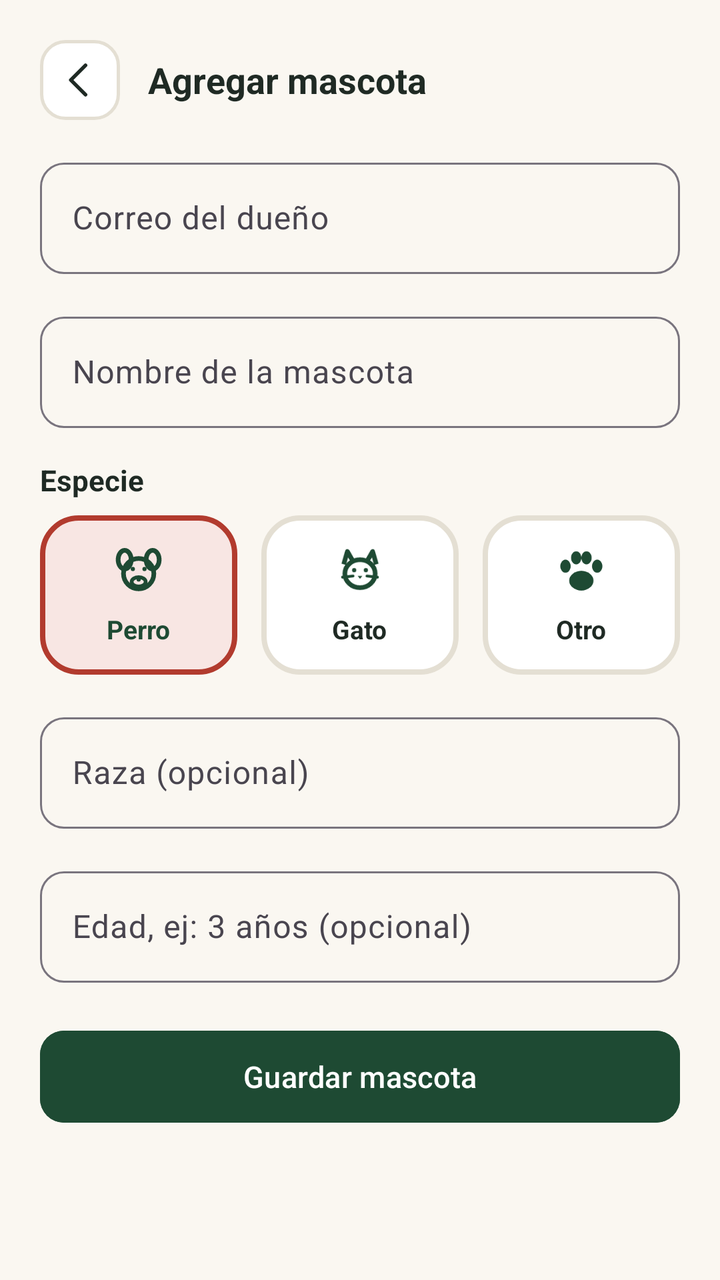
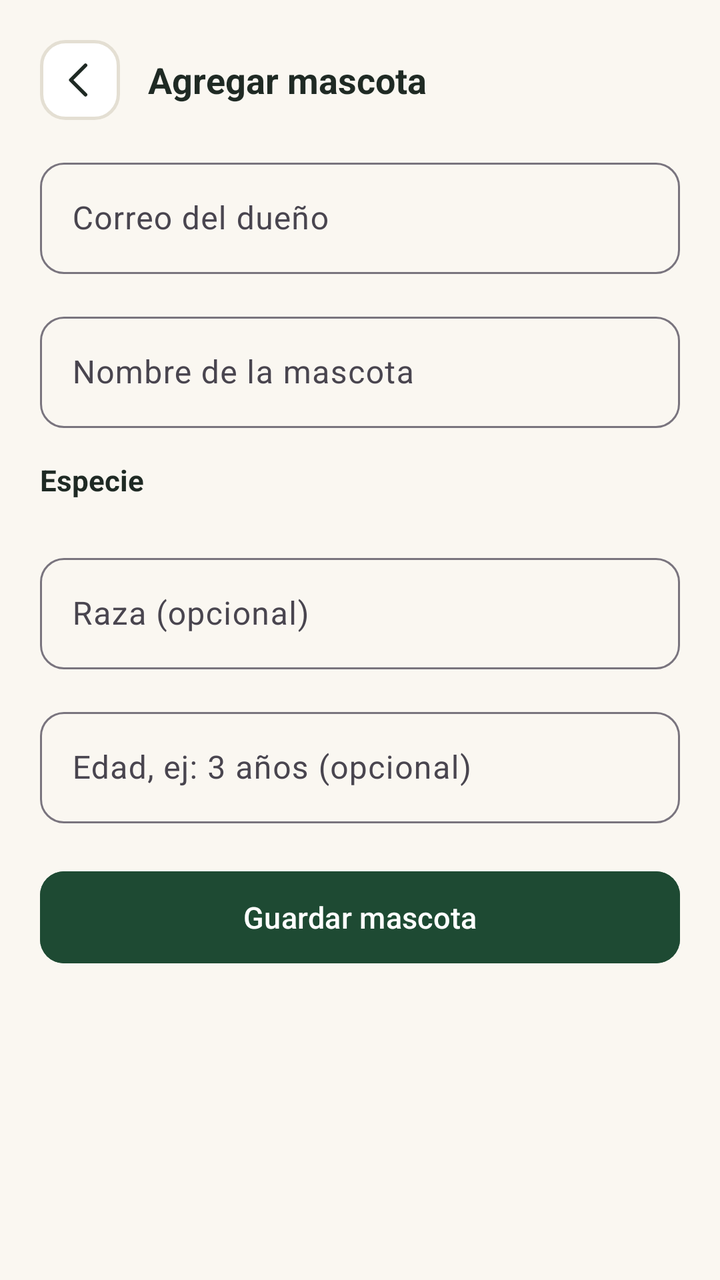

Compare the two renders of this Android layout. The source of the first and the diff that turns it into the second are given below.
<!-- AndroidManifest.xml: application theme Theme.HUELLASEGURA -->
<!-- res/layout/activity_agregar_mascota.xml -->
<?xml version="1.0" encoding="utf-8"?>
<LinearLayout xmlns:android="http://schemas.android.com/apk/res/android"
    xmlns:app="http://schemas.android.com/apk/res-auto"
    android:id="@+id/root"
    android:layout_width="match_parent"
    android:layout_height="match_parent"
    android:background="@color/surface_background"
    android:orientation="vertical">

    <LinearLayout
        android:layout_width="match_parent"
        android:layout_height="wrap_content"
        android:gravity="center_vertical"
        android:orientation="horizontal"
        android:paddingStart="20dp"
        android:paddingTop="20dp"
        android:paddingEnd="20dp"
        android:paddingBottom="8dp">

        <ImageButton
            android:id="@+id/btnBack"
            android:layout_width="40dp"
            android:layout_height="40dp"
            android:background="@drawable/bg_icon_button"
            android:contentDescription="@string/btn_atras"
            android:padding="10dp"
            android:src="@drawable/ic_arrow_back"
            android:tint="@color/text_primary" />

        <TextView
            android:layout_width="0dp"
            android:layout_height="wrap_content"
            android:layout_marginStart="14dp"
            android:layout_weight="1"
            android:text="@string/pets_add_title"
            android:textColor="@color/text_primary"
            android:textSize="18sp"
            android:textStyle="bold" />
    </LinearLayout>

    <ScrollView
        android:layout_width="match_parent"
        android:layout_height="0dp"
        android:layout_weight="1"
        android:fillViewport="true">

        <LinearLayout
            android:layout_width="match_parent"
            android:layout_height="wrap_content"
            android:orientation="vertical"
            android:paddingStart="20dp"
            android:paddingTop="8dp"
            android:paddingEnd="20dp"
            android:paddingBottom="24dp">

            <com.google.android.material.textfield.TextInputLayout
                android:layout_width="match_parent"
                android:layout_height="wrap_content"
                android:layout_marginBottom="16dp"
                android:hint="@string/pets_hint_owner_email"
                app:boxCornerRadiusBottomEnd="12dp"
                app:boxCornerRadiusBottomStart="12dp"
                app:boxCornerRadiusTopEnd="12dp"
                app:boxCornerRadiusTopStart="12dp">

                <com.google.android.material.textfield.TextInputEditText
                    android:id="@+id/etCorreoDueno"
                    android:layout_width="match_parent"
                    android:layout_height="wrap_content"
                    android:inputType="textEmailAddress" />
            </com.google.android.material.textfield.TextInputLayout>

            <com.google.android.material.textfield.TextInputLayout
                android:layout_width="match_parent"
                android:layout_height="wrap_content"
                android:layout_marginBottom="16dp"
                android:hint="@string/pets_hint_name"
                app:boxCornerRadiusBottomEnd="12dp"
                app:boxCornerRadiusBottomStart="12dp"
                app:boxCornerRadiusTopEnd="12dp"
                app:boxCornerRadiusTopStart="12dp">

                <com.google.android.material.textfield.TextInputEditText
                    android:id="@+id/etNombre"
                    android:layout_width="match_parent"
                    android:layout_height="wrap_content" />
            </com.google.android.material.textfield.TextInputLayout>

            <TextView
                android:layout_width="wrap_content"
                android:layout_height="wrap_content"
                android:layout_marginBottom="8dp"
                android:text="@string/pets_label_species"
                android:textColor="@color/text_primary"
                android:textSize="14.5sp"
                android:textStyle="bold" />

            <LinearLayout
                android:layout_width="match_parent"
                android:layout_height="wrap_content"
                android:layout_marginBottom="16dp"
                android:orientation="horizontal">

                <LinearLayout
                    android:id="@+id/optDog"
                    android:layout_width="0dp"
                    android:layout_height="wrap_content"
                    android:layout_marginEnd="6dp"
                    android:layout_weight="1"
                    android:background="@drawable/bg_option_card_active"
                    android:clickable="true"
                    android:focusable="true"
                    android:gravity="center"
                    android:orientation="vertical"
                    android:padding="14dp">

                    <ImageView
                        android:id="@+id/iconDog"
                        android:layout_width="28dp"
                        android:layout_height="28dp"
                        android:contentDescription="@null"
                        android:src="@drawable/ic_dog" />

                    <TextView
                        android:id="@+id/labelDog"
                        android:layout_width="wrap_content"
                        android:layout_height="wrap_content"
                        android:layout_marginTop="6dp"
                        android:text="@string/pets_species_dog"
                        android:textColor="@color/brand_dark"
                        android:textSize="13sp"
                        android:textStyle="bold" />
                </LinearLayout>

                <LinearLayout
                    android:id="@+id/optCat"
                    android:layout_width="0dp"
                    android:layout_height="wrap_content"
                    android:layout_marginStart="6dp"
                    android:layout_marginEnd="6dp"
                    android:layout_weight="1"
                    android:background="@drawable/bg_option_card"
                    android:clickable="true"
                    android:focusable="true"
                    android:gravity="center"
                    android:orientation="vertical"
                    android:padding="14dp">

                    <ImageView
                        android:id="@+id/iconCat"
                        android:layout_width="28dp"
                        android:layout_height="28dp"
                        android:contentDescription="@null"
                        android:src="@drawable/ic_cat" />

                    <TextView
                        android:id="@+id/labelCat"
                        android:layout_width="wrap_content"
                        android:layout_height="wrap_content"
                        android:layout_marginTop="6dp"
                        android:text="@string/pets_species_cat"
                        android:textColor="@color/text_primary"
                        android:textSize="13sp"
                        android:textStyle="bold" />
                </LinearLayout>

                <LinearLayout
                    android:id="@+id/optOther"
                    android:layout_width="0dp"
                    android:layout_height="wrap_content"
                    android:layout_marginStart="6dp"
                    android:layout_weight="1"
                    android:background="@drawable/bg_option_card"
                    android:clickable="true"
                    android:focusable="true"
                    android:gravity="center"
                    android:orientation="vertical"
                    android:padding="14dp">

                    <ImageView
                        android:id="@+id/iconOther"
                        android:layout_width="28dp"
                        android:layout_height="28dp"
                        android:contentDescription="@null"
                        android:src="@drawable/ic_paw" />

                    <TextView
                        android:id="@+id/labelOther"
                        android:layout_width="wrap_content"
                        android:layout_height="wrap_content"
                        android:layout_marginTop="6dp"
                        android:text="@string/pets_species_other"
                        android:textColor="@color/text_primary"
                        android:textSize="13sp"
                        android:textStyle="bold" />
                </LinearLayout>
            </LinearLayout>

            <com.google.android.material.textfield.TextInputLayout
                android:layout_width="match_parent"
                android:layout_height="wrap_content"
                android:layout_marginBottom="16dp"
                android:hint="@string/pets_hint_breed"
                app:boxCornerRadiusBottomEnd="12dp"
                app:boxCornerRadiusBottomStart="12dp"
                app:boxCornerRadiusTopEnd="12dp"
                app:boxCornerRadiusTopStart="12dp">

                <com.google.android.material.textfield.TextInputEditText
                    android:id="@+id/etRaza"
                    android:layout_width="match_parent"
                    android:layout_height="wrap_content" />
            </com.google.android.material.textfield.TextInputLayout>

            <com.google.android.material.textfield.TextInputLayout
                android:layout_width="match_parent"
                android:layout_height="wrap_content"
                android:layout_marginBottom="8dp"
                android:hint="@string/pets_hint_age"
                app:boxCornerRadiusBottomEnd="12dp"
                app:boxCornerRadiusBottomStart="12dp"
                app:boxCornerRadiusTopEnd="12dp"
                app:boxCornerRadiusTopStart="12dp">

                <com.google.android.material.textfield.TextInputEditText
                    android:id="@+id/etEdad"
                    android:layout_width="match_parent"
                    android:layout_height="wrap_content" />
            </com.google.android.material.textfield.TextInputLayout>

            <com.google.android.material.button.MaterialButton
                android:id="@+id/btnGuardar"
                android:layout_width="match_parent"
                android:layout_height="54dp"
                android:layout_marginTop="12dp"
                android:backgroundTint="@color/brand_dark"
                android:text="@string/pets_btn_save"
                android:textAllCaps="false"
                android:textColor="@android:color/white"
                android:textSize="15sp"
                app:cornerRadius="12dp" />
        </LinearLayout>
    </ScrollView>
</LinearLayout>
<!-- resources referenced by this layout -->
<resources>
  <!-- drawable bg_option_card (drawable) -->
  <?xml version="1.0" encoding="utf-8"?>
  <shape xmlns:android="http://schemas.android.com/apk/res/android"
      android:shape="rectangle">
      <solid android:color="@android:color/white" />
      <corners android:radius="18dp" />
      <stroke
          android:width="2.5dp"
          android:color="@color/field_border" />
  </shape>
  <!-- drawable bg_option_card_active (drawable) -->
  <?xml version="1.0" encoding="utf-8"?>
  <shape xmlns:android="http://schemas.android.com/apk/res/android"
      android:shape="rectangle">
      <solid android:color="@color/danger_red_soft" />
      <corners android:radius="18dp" />
      <stroke
          android:width="2.5dp"
          android:color="@color/danger_red" />
  </shape>
  <!-- drawable ic_cat (drawable) -->
  <?xml version="1.0" encoding="utf-8"?>
  <vector xmlns:android="http://schemas.android.com/apk/res/android"
      android:width="24dp"
      android:height="24dp"
      android:viewportWidth="24"
      android:viewportHeight="24">
      <path
          android:pathData="M5,9 L6.6,3.5 L9.2,8"
          android:strokeColor="@color/brand_dark"
          android:strokeWidth="2"
          android:strokeLineJoin="round"
          android:fillColor="#00000000" />
      <path
          android:pathData="M19,9 L17.4,3.5 L14.8,8"
          android:strokeColor="@color/brand_dark"
          android:strokeWidth="2"
          android:strokeLineJoin="round"
          android:fillColor="#00000000" />
      <path
          android:pathData="M5.5,13 A6.5,6 0 1 0 18.5,13 A6.5,6 0 1 0 5.5,13 Z"
          android:strokeColor="@color/brand_dark"
          android:strokeWidth="2"
          android:fillColor="#00000000" />
      <path
          android:pathData="M8.6,11.5 A0.9,0.9 0 1 0 10.4,11.5 A0.9,0.9 0 1 0 8.6,11.5 Z"
          android:fillColor="@color/brand_dark" />
      <path
          android:pathData="M13.6,11.5 A0.9,0.9 0 1 0 15.4,11.5 A0.9,0.9 0 1 0 13.6,11.5 Z"
          android:fillColor="@color/brand_dark" />
      <path
          android:pathData="M11,14 L13,14 L12,15.2 Z"
          android:fillColor="@color/brand_dark" />
      <path
          android:pathData="M4.5,14.5 L9,14"
          android:strokeColor="@color/brand_dark"
          android:strokeWidth="1.2"
          android:strokeLineCap="round"
          android:fillColor="#00000000" />
      <path
          android:pathData="M15,14 L19.5,14.5"
          android:strokeColor="@color/brand_dark"
          android:strokeWidth="1.2"
          android:strokeLineCap="round"
          android:fillColor="#00000000" />
  </vector>
  <!-- drawable ic_dog (drawable) -->
  <?xml version="1.0" encoding="utf-8"?>
  <vector xmlns:android="http://schemas.android.com/apk/res/android"
      android:width="24dp"
      android:height="24dp"
      android:viewportWidth="24"
      android:viewportHeight="24">
      <path
          android:pathData="M3.2,7 A2.8,4 0 1 0 8.8,7 A2.8,4 0 1 0 3.2,7 Z"
          android:strokeColor="@color/brand_dark"
          android:strokeWidth="2"
          android:fillColor="#00000000" />
      <path
          android:pathData="M15.2,7 A2.8,4 0 1 0 20.8,7 A2.8,4 0 1 0 15.2,7 Z"
          android:strokeColor="@color/brand_dark"
          android:strokeWidth="2"
          android:fillColor="#00000000" />
      <path
          android:pathData="M5.5,13 A6.5,6.5 0 1 0 18.5,13 A6.5,6.5 0 1 0 5.5,13 Z"
          android:strokeColor="@color/brand_dark"
          android:strokeWidth="2"
          android:fillColor="#00000000" />
      <path
          android:pathData="M9,16.5 A3,2 0 1 0 15,16.5 A3,2 0 1 0 9,16.5 Z"
          android:strokeColor="@color/brand_dark"
          android:strokeWidth="1.6"
          android:fillColor="#00000000" />
      <path
          android:pathData="M11.1,15.5 A0.9,0.9 0 1 0 12.9,15.5 A0.9,0.9 0 1 0 11.1,15.5 Z"
          android:fillColor="@color/brand_dark" />
      <path
          android:pathData="M8.6,11 A0.9,0.9 0 1 0 10.4,11 A0.9,0.9 0 1 0 8.6,11 Z"
          android:fillColor="@color/brand_dark" />
      <path
          android:pathData="M13.6,11 A0.9,0.9 0 1 0 15.4,11 A0.9,0.9 0 1 0 13.6,11 Z"
          android:fillColor="@color/brand_dark" />
  </vector>
  <!-- drawable ic_paw (drawable) -->
  <?xml version="1.0" encoding="utf-8"?>
  <vector xmlns:android="http://schemas.android.com/apk/res/android"
      android:width="56dp"
      android:height="56dp"
      android:viewportWidth="24"
      android:viewportHeight="24">
      <path
          android:fillColor="@color/brand_dark"
          android:pathData="M6.8,16 A5.2,4.2 0 1 0 17.2,16 A5.2,4.2 0 1 0 6.8,16 Z" />
      <path
          android:fillColor="@color/brand_dark"
          android:pathData="M3.0,9.8 A2.2,2.8 0 1 0 7.4,9.8 A2.2,2.8 0 1 0 3.0,9.8 Z" />
      <path
          android:fillColor="@color/brand_dark"
          android:pathData="M7.6,6.2 A2.2,2.8 0 1 0 12.0,6.2 A2.2,2.8 0 1 0 7.6,6.2 Z" />
      <path
          android:fillColor="@color/brand_dark"
          android:pathData="M12.0,6.2 A2.2,2.8 0 1 0 16.4,6.2 A2.2,2.8 0 1 0 12.0,6.2 Z" />
      <path
          android:fillColor="@color/brand_dark"
          android:pathData="M16.6,9.8 A2.2,2.8 0 1 0 21.0,9.8 A2.2,2.8 0 1 0 16.6,9.8 Z" />
  </vector>
  <string name="pets_species_cat">Gato</string>
  <string name="pets_species_dog">Perro</string>
  <string name="pets_species_other">Otro</string>
  <color name="danger_red_soft">#F8E6E3</color>
  <color name="danger_red">#B23B2E</color>
  <!-- unchanged entries left out for length: 20 -->
</resources>

<!-- the commit's change to res/layout/activity_agregar_mascota.xml (unified diff, before → after) -->
@@ -96,105 +96,11 @@
                 android:textStyle="bold" />
 
             <LinearLayout
+                android:id="@+id/speciesGrid"
                 android:layout_width="match_parent"
                 android:layout_height="wrap_content"
                 android:layout_marginBottom="16dp"
-                android:orientation="horizontal">
-
-                <LinearLayout
-                    android:id="@+id/optDog"
-                    android:layout_width="0dp"
-                    android:layout_height="wrap_content"
-                    android:layout_marginEnd="6dp"
-                    android:layout_weight="1"
-                    android:background="@drawable/bg_option_card_active"
-                    android:clickable="true"
-                    android:focusable="true"
-                    android:gravity="center"
-                    android:orientation="vertical"
-                    android:padding="14dp">
-
-                    <ImageView
-                        android:id="@+id/iconDog"
-                        android:layout_width="28dp"
-                        android:layout_height="28dp"
-                        android:contentDescription="@null"
-                        android:src="@drawable/ic_dog" />
-
-                    <TextView
-                        android:id="@+id/labelDog"
-                        android:layout_width="wrap_content"
-                        android:layout_height="wrap_content"
-                        android:layout_marginTop="6dp"
-                        android:text="@string/pets_species_dog"
-                        android:textColor="@color/brand_dark"
-                        android:textSize="13sp"
-                        android:textStyle="bold" />
-                </LinearLayout>
-
-                <LinearLayout
-                    android:id="@+id/optCat"
-                    android:layout_width="0dp"
-                    android:layout_height="wrap_content"
-                    android:layout_marginStart="6dp"
-                    android:layout_marginEnd="6dp"
-                    android:layout_weight="1"
-                    android:background="@drawable/bg_option_card"
-                    android:clickable="true"
-                    android:focusable="true"
-                    android:gravity="center"
-                    android:orientation="vertical"
-                    android:padding="14dp">
-
-                    <ImageView
-                        android:id="@+id/iconCat"
-                        android:layout_width="28dp"
-                        android:layout_height="28dp"
-                        android:contentDescription="@null"
-                        android:src="@drawable/ic_cat" />
-
-                    <TextView
-                        android:id="@+id/labelCat"
-                        android:layout_width="wrap_content"
-                        android:layout_height="wrap_content"
-                        android:layout_marginTop="6dp"
-                        android:text="@string/pets_species_cat"
-                        android:textColor="@color/text_primary"
-                        android:textSize="13sp"
-                        android:textStyle="bold" />
-                </LinearLayout>
-
-                <LinearLayout
-                    android:id="@+id/optOther"
-                    android:layout_width="0dp"
-                    android:layout_height="wrap_content"
-                    android:layout_marginStart="6dp"
-                    android:layout_weight="1"
-                    android:background="@drawable/bg_option_card"
-                    android:clickable="true"
-                    android:focusable="true"
-                    android:gravity="center"
-                    android:orientation="vertical"
-                    android:padding="14dp">
-
-                    <ImageView
-                        android:id="@+id/iconOther"
-                        android:layout_width="28dp"
-                        android:layout_height="28dp"
-                        android:contentDescription="@null"
-                        android:src="@drawable/ic_paw" />
-
-                    <TextView
-                        android:id="@+id/labelOther"
-                        android:layout_width="wrap_content"
-                        android:layout_height="wrap_content"
-                        android:layout_marginTop="6dp"
-                        android:text="@string/pets_species_other"
-                        android:textColor="@color/text_primary"
-                        android:textSize="13sp"
-                        android:textStyle="bold" />
-                </LinearLayout>
-            </LinearLayout>
+                android:orientation="vertical" />
 
             <com.google.android.material.textfield.TextInputLayout
                 android:layout_width="match_parent"
<!-- resource entries referenced after the edit -->
@@ -1,136 +1,5 @@
 <!-- resources referenced by this layout -->
 <resources>
-  <!-- drawable bg_option_card (drawable) -->
-  <?xml version="1.0" encoding="utf-8"?>
-  <shape xmlns:android="http://schemas.android.com/apk/res/android"
-      android:shape="rectangle">
-      <solid android:color="@android:color/white" />
-      <corners android:radius="18dp" />
-      <stroke
-          android:width="2.5dp"
-          android:color="@color/field_border" />
-  </shape>
-  <!-- drawable bg_option_card_active (drawable) -->
-  <?xml version="1.0" encoding="utf-8"?>
-  <shape xmlns:android="http://schemas.android.com/apk/res/android"
-      android:shape="rectangle">
-      <solid android:color="@color/danger_red_soft" />
-      <corners android:radius="18dp" />
-      <stroke
-          android:width="2.5dp"
-          android:color="@color/danger_red" />
-  </shape>
-  <!-- drawable ic_cat (drawable) -->
-  <?xml version="1.0" encoding="utf-8"?>
-  <vector xmlns:android="http://schemas.android.com/apk/res/android"
-      android:width="24dp"
-      android:height="24dp"
-      android:viewportWidth="24"
-      android:viewportHeight="24">
-      <path
-          android:pathData="M5,9 L6.6,3.5 L9.2,8"
-          android:strokeColor="@color/brand_dark"
-          android:strokeWidth="2"
-          android:strokeLineJoin="round"
-          android:fillColor="#00000000" />
-      <path
-          android:pathData="M19,9 L17.4,3.5 L14.8,8"
-          android:strokeColor="@color/brand_dark"
-          android:strokeWidth="2"
-          android:strokeLineJoin="round"
-          android:fillColor="#00000000" />
-      <path
-          android:pathData="M5.5,13 A6.5,6 0 1 0 18.5,13 A6.5,6 0 1 0 5.5,13 Z"
-          android:strokeColor="@color/brand_dark"
-          android:strokeWidth="2"
-          android:fillColor="#00000000" />
-      <path
-          android:pathData="M8.6,11.5 A0.9,0.9 0 1 0 10.4,11.5 A0.9,0.9 0 1 0 8.6,11.5 Z"
-          android:fillColor="@color/brand_dark" />
-      <path
-          android:pathData="M13.6,11.5 A0.9,0.9 0 1 0 15.4,11.5 A0.9,0.9 0 1 0 13.6,11.5 Z"
-          android:fillColor="@color/brand_dark" />
-      <path
-          android:pathData="M11,14 L13,14 L12,15.2 Z"
-          android:fillColor="@color/brand_dark" />
-      <path
-          android:pathData="M4.5,14.5 L9,14"
-          android:strokeColor="@color/brand_dark"
-          android:strokeWidth="1.2"
-          android:strokeLineCap="round"
-          android:fillColor="#00000000" />
-      <path
-          android:pathData="M15,14 L19.5,14.5"
-          android:strokeColor="@color/brand_dark"
-          android:strokeWidth="1.2"
-          android:strokeLineCap="round"
-          android:fillColor="#00000000" />
-  </vector>
-  <!-- drawable ic_dog (drawable) -->
-  <?xml version="1.0" encoding="utf-8"?>
-  <vector xmlns:android="http://schemas.android.com/apk/res/android"
-      android:width="24dp"
-      android:height="24dp"
-      android:viewportWidth="24"
-      android:viewportHeight="24">
-      <path
-          android:pathData="M3.2,7 A2.8,4 0 1 0 8.8,7 A2.8,4 0 1 0 3.2,7 Z"
-          android:strokeColor="@color/brand_dark"
-          android:strokeWidth="2"
-          android:fillColor="#00000000" />
-      <path
-          android:pathData="M15.2,7 A2.8,4 0 1 0 20.8,7 A2.8,4 0 1 0 15.2,7 Z"
-          android:strokeColor="@color/brand_dark"
-          android:strokeWidth="2"
-          android:fillColor="#00000000" />
-      <path
-          android:pathData="M5.5,13 A6.5,6.5 0 1 0 18.5,13 A6.5,6.5 0 1 0 5.5,13 Z"
-          android:strokeColor="@color/brand_dark"
-          android:strokeWidth="2"
-          android:fillColor="#00000000" />
-      <path
-          android:pathData="M9,16.5 A3,2 0 1 0 15,16.5 A3,2 0 1 0 9,16.5 Z"
-          android:strokeColor="@color/brand_dark"
-          android:strokeWidth="1.6"
-          android:fillColor="#00000000" />
-      <path
-          android:pathData="M11.1,15.5 A0.9,0.9 0 1 0 12.9,15.5 A0.9,0.9 0 1 0 11.1,15.5 Z"
-          android:fillColor="@color/brand_dark" />
-      <path
-          android:pathData="M8.6,11 A0.9,0.9 0 1 0 10.4,11 A0.9,0.9 0 1 0 8.6,11 Z"
-          android:fillColor="@color/brand_dark" />
-      <path
-          android:pathData="M13.6,11 A0.9,0.9 0 1 0 15.4,11 A0.9,0.9 0 1 0 13.6,11 Z"
-          android:fillColor="@color/brand_dark" />
-  </vector>
-  <!-- drawable ic_paw (drawable) -->
-  <?xml version="1.0" encoding="utf-8"?>
-  <vector xmlns:android="http://schemas.android.com/apk/res/android"
-      android:width="56dp"
-      android:height="56dp"
-      android:viewportWidth="24"
-      android:viewportHeight="24">
-      <path
-          android:fillColor="@color/brand_dark"
-          android:pathData="M6.8,16 A5.2,4.2 0 1 0 17.2,16 A5.2,4.2 0 1 0 6.8,16 Z" />
-      <path
-          android:fillColor="@color/brand_dark"
-          android:pathData="M3.0,9.8 A2.2,2.8 0 1 0 7.4,9.8 A2.2,2.8 0 1 0 3.0,9.8 Z" />
-      <path
-          android:fillColor="@color/brand_dark"
-          android:pathData="M7.6,6.2 A2.2,2.8 0 1 0 12.0,6.2 A2.2,2.8 0 1 0 7.6,6.2 Z" />
-      <path
-          android:fillColor="@color/brand_dark"
-          android:pathData="M12.0,6.2 A2.2,2.8 0 1 0 16.4,6.2 A2.2,2.8 0 1 0 12.0,6.2 Z" />
-      <path
-          android:fillColor="@color/brand_dark"
-          android:pathData="M16.6,9.8 A2.2,2.8 0 1 0 21.0,9.8 A2.2,2.8 0 1 0 16.6,9.8 Z" />
-  </vector>
-  <string name="pets_species_cat">Gato</string>
-  <string name="pets_species_dog">Perro</string>
-  <string name="pets_species_other">Otro</string>
-  <color name="danger_red_soft">#F8E6E3</color>
-  <color name="danger_red">#B23B2E</color>
   <!-- unchanged entries left out for length: 20 -->
 </resources>
 
